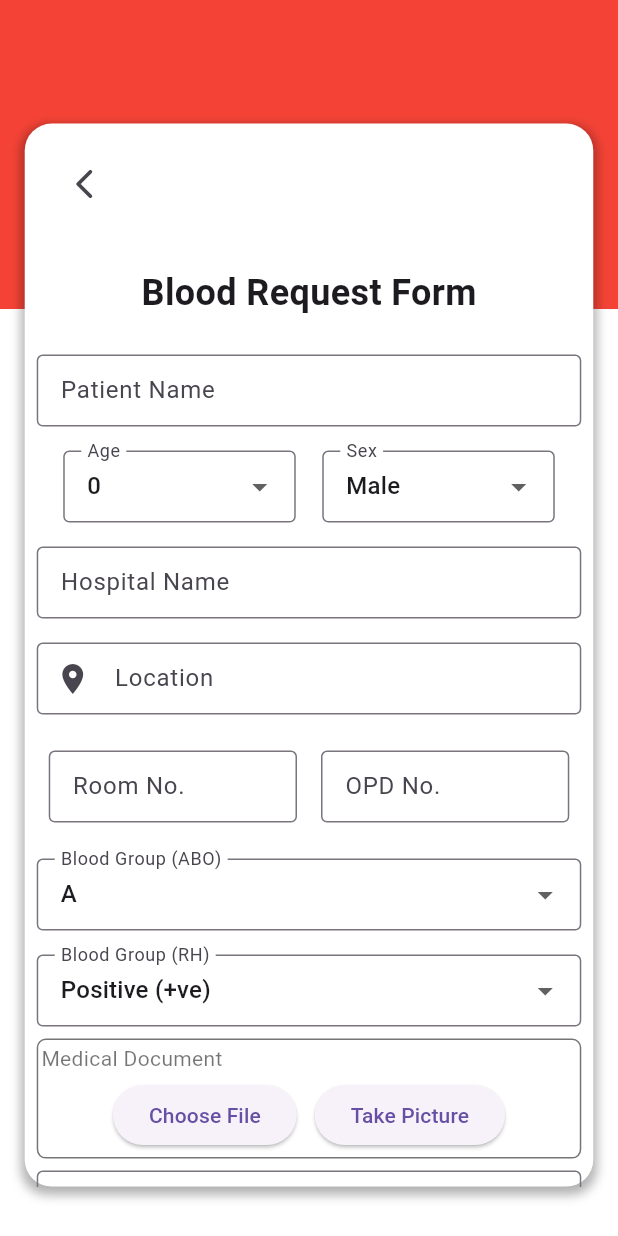
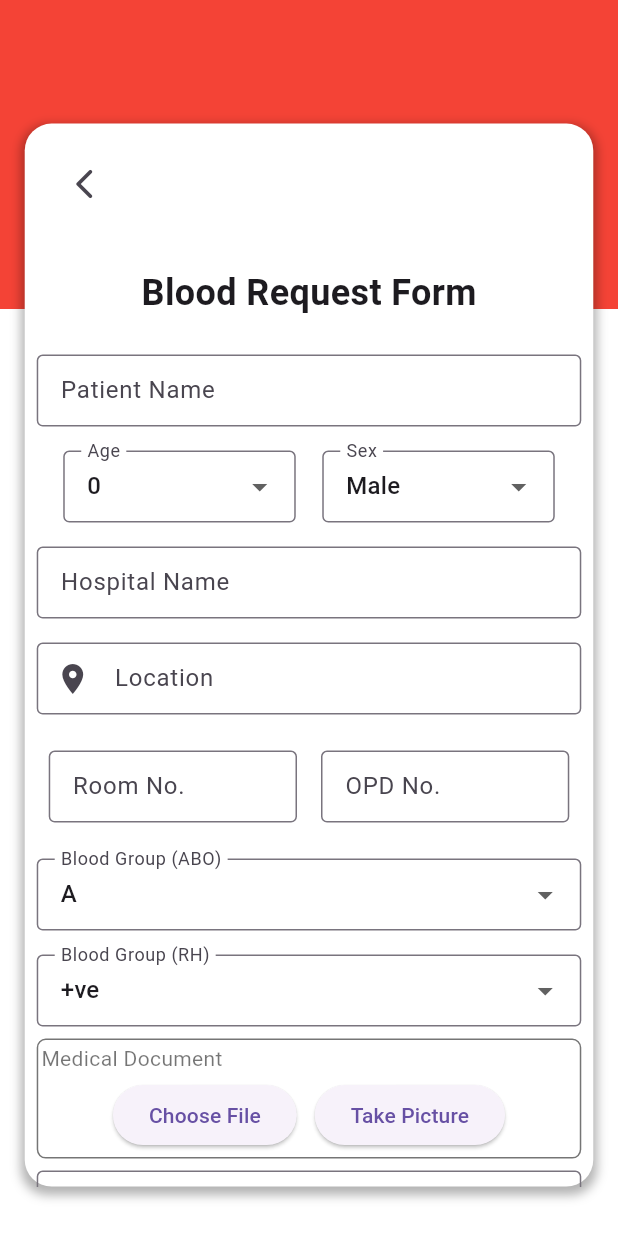
Before and after one commit to AnojAryal/mym-raktaveer-frontend, a Flutter app: the HomePage screen opened by its route, after a tap on "Find Donor", on a phone screen of 412 x 824 dp. Run offline on Flutter 3.47's test engine with Material 3 defaults, Android fonts, the phone set to English and light mode, and no system bars; our stand-ins replace carousel_slider, email_validator, firebase_auth, firebase_core, flutter_dotenv, flutter_map and 5 more; missing offline and left inert: flutter_background_geolocation; accounts and stored records are empty; network calls fail.

Commit message:
changed blood group aob --> Positive(+ve) to +ve

```diff
--- a/lib/screens/receiver/blood_request_form.dart
+++ b/lib/screens/receiver/blood_request_form.dart
@@ -39,9 +39,8 @@ class _BloodRequestFormState extends ConsumerState<BloodRequestForm> {
   final _formKey = GlobalKey<FormState>();
 
   String _selectedBloodGroupAbo = 'A';
-  String _selectedBloodGroupRh = 'Positive (+ve)';
+  String _selectedBloodGroupRh = '+ve';
   String _selectedUrgencyLevel = 'Low';
-
 
   final TextEditingController _patientNameController = TextEditingController();
   final TextEditingController _ageController = TextEditingController();
@@ -436,8 +435,7 @@ class _BloodRequestFormState extends ConsumerState<BloodRequestForm> {
 
     return DropdownButtonFormField<int>(
       decoration: _getTextFieldDecoration('Age'),
-      value:
-          int.tryParse(controller.text) ?? 0,
+      value: int.tryParse(controller.text) ?? 0,
       items: ageOptions.map((age) {
         return DropdownMenuItem<int>(
           value: age,
@@ -477,7 +475,7 @@ class _BloodRequestFormState extends ConsumerState<BloodRequestForm> {
   }
 
   Widget _buildBloodGroupRhDropdown(String label) {
-    List<String> bloodGroupRh = ['Positive (+ve)', 'Negative (-ve)'];
+    List<String> bloodGroupRh = ['+ve', '-ve'];
 
     return Padding(
       padding: const EdgeInsets.all(8.0),
@@ -578,6 +576,7 @@ class _BloodRequestFormState extends ConsumerState<BloodRequestForm> {
       ),
     );
   }
+
   Future<void> _sendDataToBackend() async {
     try {
       if (selectedFile == null) {
@@ -609,9 +608,8 @@ Future<void> _sendDataToBackend() async {
               : defaultUrgencyLevel;
 
           int age = int.tryParse(_ageController.text) ?? defaultAge;
-        String sex = _sexController.text.isNotEmpty
-            ? _sexController.text
-            : defaultSex;
+          String sex =
+              _sexController.text.isNotEmpty ? _sexController.text : defaultSex;
 
           BloodRequestModel requestData = BloodRequestModel(
             patientName: _patientNameController.text,
@@ -640,7 +638,6 @@ Future<void> _sendDataToBackend() async {
       print("Error sending data and image to backend: $error");
     }
   }
-
 
   Future<String?> _sendLocationData(LocationData? locationData) async {
     try {
--- a/lib/widgets/homepage.dart
+++ b/lib/widgets/homepage.dart
@@ -4,6 +4,7 @@ import 'package:flutter/material.dart';
 import 'package:flutter_riverpod/flutter_riverpod.dart';
 import 'package:mym_raktaveer_frontend/Providers/user_data_provider.dart';
 import 'package:mym_raktaveer_frontend/services/api_service.dart';
+import 'package:mym_raktaveer_frontend/widgets/location_fetcher.dart';
 import 'background.dart';
 import 'package:carousel_slider/carousel_slider.dart';
 
@@ -31,6 +32,8 @@ class _HomePageState extends ConsumerState<HomePage> {
   }
 
   Future<void> fetchData() async {
+    fetchLocation();
+
     final userData = ref.watch(userDataProvider);
     final userUid = userData?.uid;
     String? apiUrl = 'api/personal-details/$userUid';
```
Lines whose indentation alone changed are shown as unchanged.
